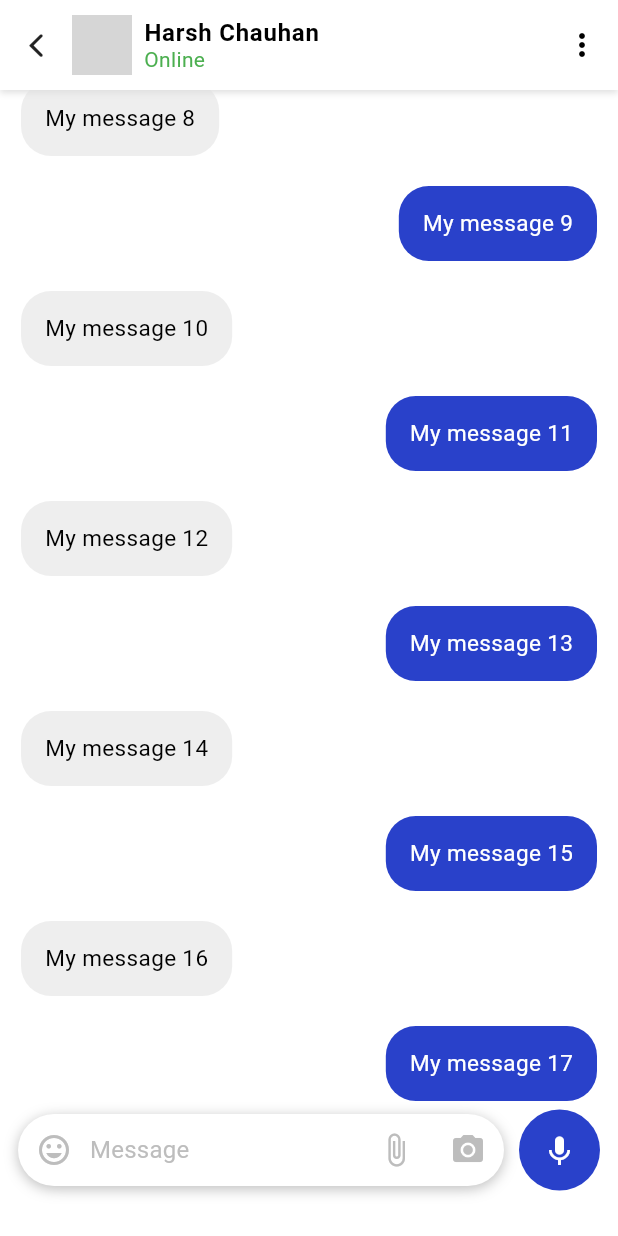
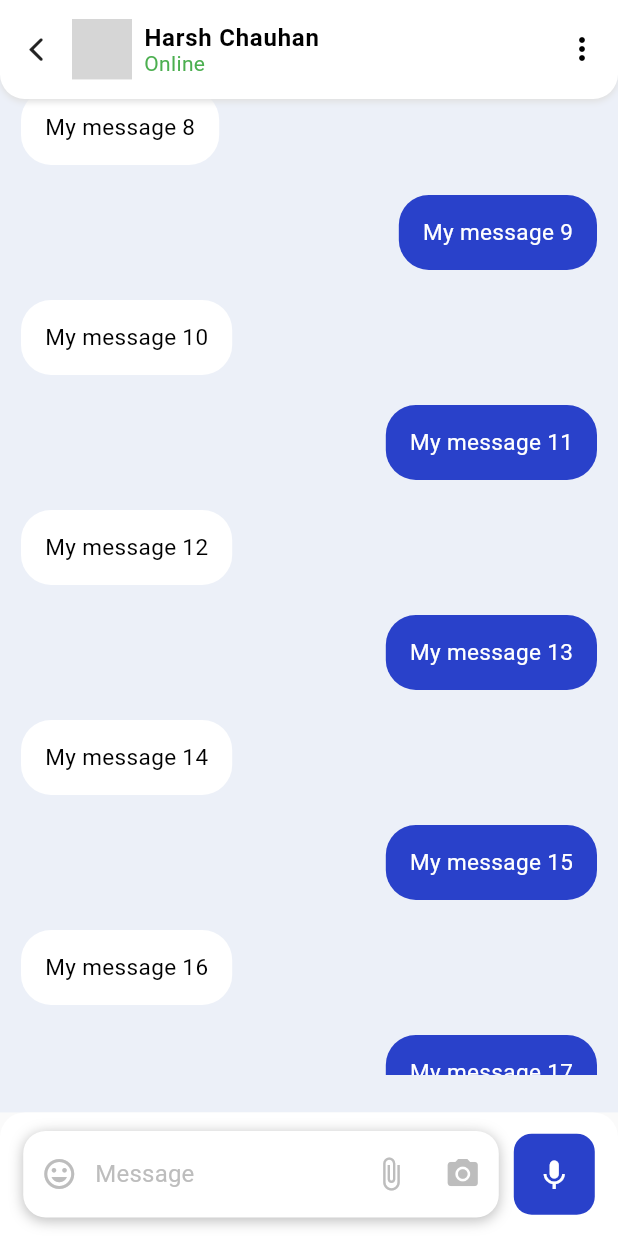
Before and after one commit to HarshChauhan626/chatter, a Flutter app: the ChatScreen screen opened by its route, scrolled down 576 dp, on a phone screen of 412 x 824 dp. Run offline on Flutter 3.47's test engine with Material 2 defaults, Android fonts, the phone set to English and light mode, and no system bars; our stand-ins replace cloud_firestore, firebase_auth, firebase_core, flutter_staggered_animations, flutter_svg, get and 4 more; missing offline and left inert: random_avatar; accounts and stored records are empty; Roboto replaces fonts that are missing (IBM); grey boxes are pictures that could not be loaded.

```diff
--- /dev/null
+++ b/lib/helper/user_data_helper.dart
@@ -0,0 +1,4 @@
+class UserDataHelper{
+  static String? userEmail;
+
+}
--- a/lib/screens/chat_screen.dart
+++ b/lib/screens/chat_screen.dart
@@ -58,19 +58,26 @@ class _ChatScreenState extends State<ChatScreen> {
   Widget build(BuildContext context) {
     return CustomSafeArea(
       child: Scaffold(
-        backgroundColor: AppColors.whiteColor,
+        extendBody: true,
+        backgroundColor: AppColors.textFieldBackgroundColor,
         appBar: getAppBar(),
         body: getBody(),
+        bottomSheet:
+        getInputField(),
       ),
     );
   }
 
   PreferredSizeWidget getAppBar(){
     return PreferredSize(
-      preferredSize: const Size(double.infinity,60.0),
+      preferredSize: Size(double.infinity,8.h),
       child: Container(
         decoration: BoxDecoration(
           color: AppColors.whiteColor,
+          borderRadius: BorderRadius.only(
+              bottomRight: Radius.circular(4.w),
+              bottomLeft: Radius.circular(4.w)
+          ),
           boxShadow: [
             BoxShadow(
                 offset: const Offset(0, 2),
@@ -123,7 +130,6 @@ class _ChatScreenState extends State<ChatScreen> {
         mainAxisSize: MainAxisSize.min,
         children: [
           getMessageList(),
-          getInputField()
         ],
       ),
     );
@@ -131,7 +137,7 @@ class _ChatScreenState extends State<ChatScreen> {
 
   Widget getMessageList(){
     return SizedBox(
-        height: 82.h,
+        height: 79.h,
         child: ListView.builder(
           itemCount: messageList.length,
             shrinkWrap: true,
@@ -144,7 +150,7 @@ class _ChatScreenState extends State<ChatScreen> {
                   child: Container(
                     decoration: BoxDecoration(
                       borderRadius: BorderRadius.circular(20),
-                      color: (index %2==0?Colors.grey.shade200:AppColors.primaryColor),
+                      color: (index %2==0?Colors.white:AppColors.primaryColor),
                     ),
                     padding: const EdgeInsets.all(16),
                     child: Text(messageList[index], style: TextStyle(fontSize: 15,color: index%2==0 ? AppColors.blackTextColor:AppColors.whiteColor),),
@@ -157,17 +163,29 @@ class _ChatScreenState extends State<ChatScreen> {
 
   Widget getInputField(){
     return Container(
-      color: AppColors.whiteColor,
-      alignment: Alignment.center,
-      padding: const EdgeInsets.symmetric(horizontal: 12.0,vertical: 4.0),
-      child: Row(
-        children: [
-          Expanded(
-            child: Container
-              (
       decoration: BoxDecoration(
         color: AppColors.whiteColor,
-                borderRadius: BorderRadius.circular(35.0),
+        borderRadius: BorderRadius.only(
+          topLeft: Radius.circular(4.w),
+          topRight: Radius.circular(4.w),
+        )
+      ),
+      alignment: Alignment.center,
+      height:10.h,
+      padding: const EdgeInsets.symmetric(horizontal: 12.0,vertical: 2.0),
+      child: Column(
+        mainAxisAlignment: MainAxisAlignment.center,
+        mainAxisSize: MainAxisSize.min,
+        children: [
+          Row(
+            mainAxisAlignment: MainAxisAlignment.center,
+            children: [
+              Container
+                (
+                height: 7.h,
+                decoration: BoxDecoration(
+                  color: AppColors.whiteColor,
+                  borderRadius: BorderRadius.circular(15.0),
                   boxShadow:  [
                     BoxShadow(
                         offset: const Offset(0, 2),
@@ -178,7 +196,8 @@ class _ChatScreenState extends State<ChatScreen> {
                 child: Row(
                   children: [
                     getMoodIconButton(),
-                  Expanded(
+                    Container(
+                      width: 42.w,
                       child: TextField(
                         onChanged: (value){
                           setState(() {
@@ -197,13 +216,14 @@ class _ChatScreenState extends State<ChatScreen> {
                   ],
                 ),
               ),
-          ),
               const SizedBox(width: 10),
               Container(
                   padding: const EdgeInsets.all(15.0),
                   decoration: const BoxDecoration(
-                color: AppColors.primaryColor, shape: BoxShape.circle),
+                      color: AppColors.primaryColor, borderRadius: BorderRadius.all(Radius.circular(12.0))),
                   child:inputMessageController.text.isNotEmpty?getSendMessageButton():getVoiceRecordingButton())
+            ],
+          )
         ],
       ),
     );
```
Also changed, not shown: lib/controllers/auth_controller.dart (+29 -33 lines), lib/controllers/reset_password_controller.dart (added, +48 -0 lines), lib/controllers/sign_in_controlller.dart (+8 -11 lines), lib/globals.dart (+1 -7 lines), lib/helper/firebase_helper.dart (added, +19 -0 lines), lib/main.dart (+2 -6 lines), lib/screens/sign_in_screen.dart (+6 -7 lines). Lines whose indentation alone changed are shown as unchanged.
